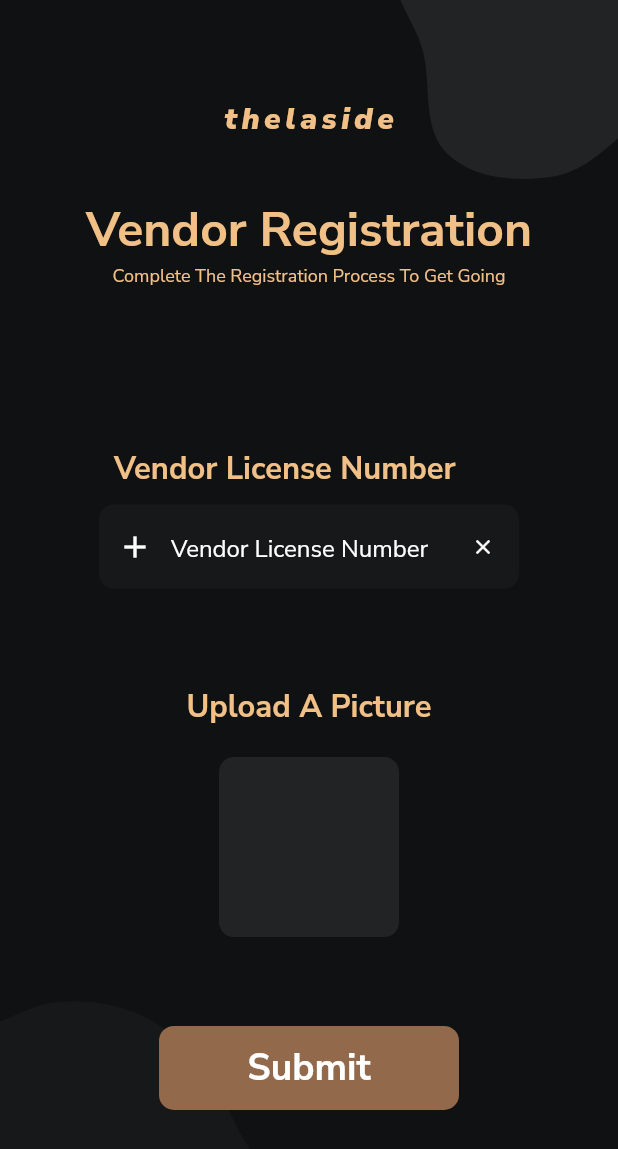
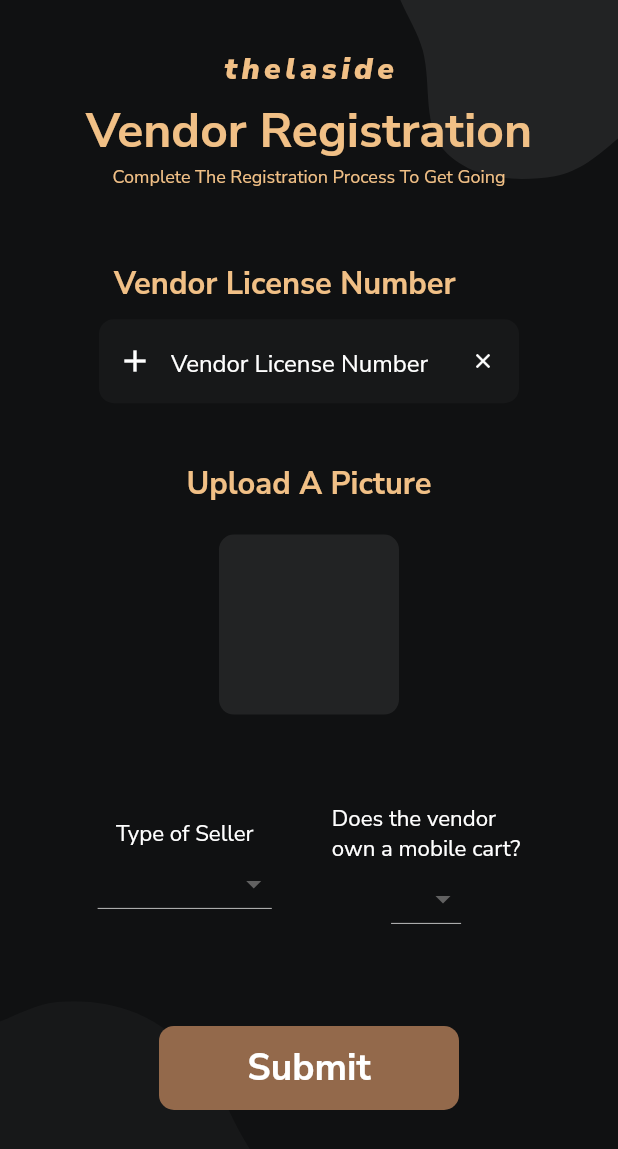
Before and after one commit to ekakshjanweja/StreetVendorApp, a Flutter app: the VendorRegistrations screen opened directly, on a phone screen of 412 x 824 dp. Shown: the top 1149 px of the screen. Run offline on Flutter 3.47's test engine with Material 2 defaults, Android fonts, the phone set to English and light mode, and no system bars; our stand-ins replace firebase_auth, firebase_core, flutter_svg, google_fonts; accounts and stored records are empty.

Commit message:
updatee: changes made to vendor reg page

```diff
--- a/lib/screens/vendor_locality.dart
+++ b/lib/screens/vendor_locality.dart
@@ -73,11 +73,11 @@ class VendorLocality extends StatelessWidget {
                     CustomColors.primaryColor(),
                   ).copyWith(fontSize: 32),
                 ),
-                SizedBox(
+                const SizedBox(
                   height: 60,
                 ),
                 Text(
-                  'Select your region :',
+                  'Select your region',
                   style: TextStyleClass.h3Bold(
                     context,
                     CustomColors.primaryColor(),
@@ -115,7 +115,7 @@ class VendorLocality extends StatelessWidget {
             top: MediaQuery.of(context).size.height * 0.45,
             child: Column(children: [
               Text(
-                'Select your gender :',
+                'Select your gender',
                 style: TextStyleClass.h3Bold(
                   context,
                   CustomColors.primaryColor(),
@@ -131,11 +131,8 @@ class VendorLocality extends StatelessWidget {
             top: MediaQuery.of(context).size.height * 0.53,
             child: DropdownButton<String>(
               dropdownColor: CustomColors.blackVariant3(),
-              items: <String>[
-                'Male',
-                'Female',
-                'Not To Say'
-              ].map((String value) {
+              items:
+                  <String>['Male', 'Female', 'Not To Say'].map((String value) {
                 return DropdownMenuItem<String>(
                   value: value,
                   child: Text(
--- a/lib/screens/vendor_registration_page.dart
+++ b/lib/screens/vendor_registration_page.dart
@@ -60,7 +60,7 @@ class _VendorRegistrationsState extends State<VendorRegistrations> {
             //Waffle
 
             Positioned(
-              top: MediaQuery.of(context).size.height * 0.08,
+              top: MediaQuery.of(context).size.height * 0.04,
               child: Text(
                 'thelaside',
                 style: TextStyleClass.logoStyle(
@@ -73,7 +73,7 @@ class _VendorRegistrationsState extends State<VendorRegistrations> {
             //sub heading
 
             Positioned(
-              top: MediaQuery.of(context).size.height * 0.16,
+              top: MediaQuery.of(context).size.height * 0.08,
               child: Column(
                 children: [
                   Text(
@@ -100,7 +100,7 @@ class _VendorRegistrationsState extends State<VendorRegistrations> {
             //Vendor License Number
 
             Positioned(
-              top: MediaQuery.of(context).size.height * 0.35,
+              top: MediaQuery.of(context).size.height * 0.2,
               child: Column(
                 crossAxisAlignment: CrossAxisAlignment.start,
                 children: [
@@ -136,7 +136,7 @@ class _VendorRegistrationsState extends State<VendorRegistrations> {
             //Vendor Locality
 
             Positioned(
-              top: MediaQuery.of(context).size.height * 0.53,
+              top: MediaQuery.of(context).size.height * 0.35,
               child: Column(
                 children: [
                   Padding(
@@ -156,6 +156,66 @@ class _VendorRegistrationsState extends State<VendorRegistrations> {
                       color: CustomColors.blackVariant3(),
                       borderRadius: BorderRadius.circular(10),
                     ),
+                  ),
+                ],
+              ),
+            ),
+            Positioned(
+              top: MediaQuery.of(context).size.height * 0.65,
+              child: Row(
+                children: [
+                  Column(
+                    children: [
+                      Text(
+                        'Type of Seller',
+                        style: TextStyleClass.bodyText(context, Colors.white),
+                      ),
+                      DropdownButton<String>(
+                        dropdownColor: CustomColors.blackVariant3(),
+                        items: <String>[
+                          'Hawker',
+                          'Street Vendor',
+                        ].map((String value) {
+                          return DropdownMenuItem<String>(
+                            value: value,
+                            child: Text(
+                              value,
+                              style: TextStyleClass.bodyText(
+                                  context, Colors.white),
+                            ),
+                          );
+                        }).toList(),
+                        onChanged: (_) {},
+                      ),
+                    ],
+                  ),
+                  const SizedBox(
+                    width: 40,
+                  ),
+                  Column(
+                    children: [
+                      Text(
+                        'Does the vendor \nown a mobile cart?',
+                        style: TextStyleClass.bodyText(context, Colors.white),
+                      ),
+                      DropdownButton<String>(
+                        dropdownColor: CustomColors.blackVariant3(),
+                        items: <String>[
+                          'Yes',
+                          'No',
+                        ].map((String value) {
+                          return DropdownMenuItem<String>(
+                            value: value,
+                            child: Text(
+                              value,
+                              style: TextStyleClass.bodyText(
+                                  context, Colors.white),
+                            ),
+                          );
+                        }).toList(),
+                        onChanged: (_) {},
+                      ),
+                    ],
                   ),
                 ],
               ),
```
